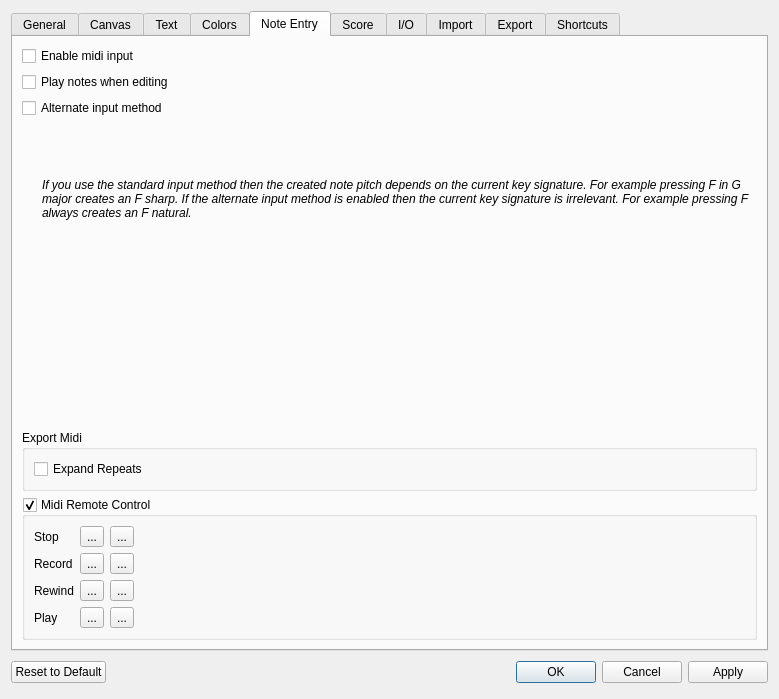
Above: mscore/mscore/prefsdialog.ui from musescore/musescore-old before the change. Below: the same form after it.
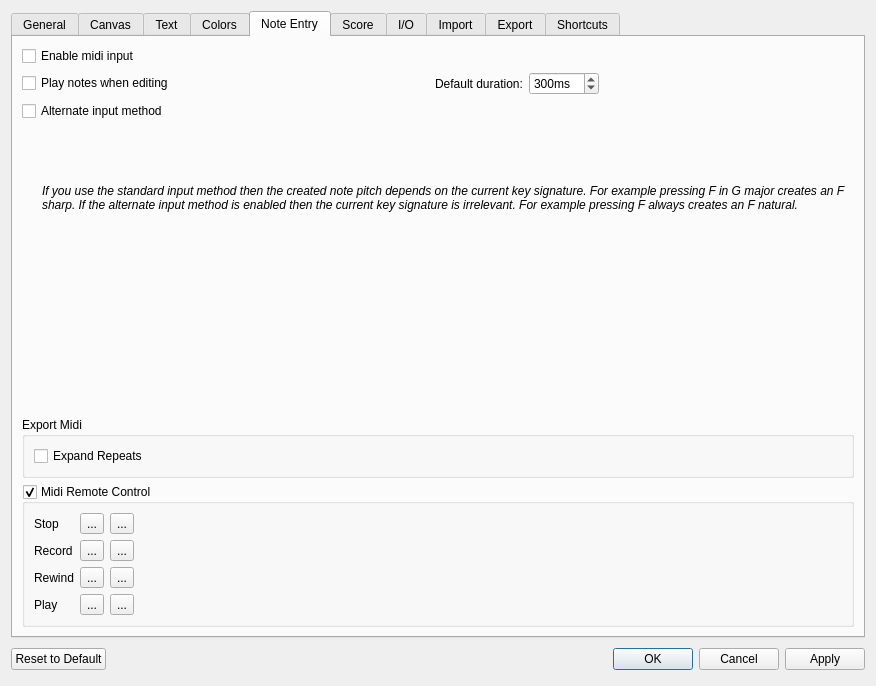
That is the form after the change. The open tabs and pages were chosen to show the change. Icons and pictures are not drawn. Custom widgets are drawn as their Qt base class.

Diff of the .ui file:
```diff
--- a/mscore/mscore/prefsdialog.ui
+++ b/mscore/mscore/prefsdialog.ui
@@ -1,21 +1,21 @@
 <ui version="4.0" >
  <class>PrefsDialogBase</class>
- <widget class="QDialog" name="PrefsDialogBase" >
-  <property name="geometry" >
+ <widget class="QDialog" name="PrefsDialogBase">
+  <property name="geometry">
    <rect>
     <x>0</x>
     <y>0</y>
-    <width>779</width>
-    <height>699</height>
+    <width>876</width>
+    <height>686</height>
    </rect>
   </property>
   <property name="windowTitle" >
    <string>MuseScore: Preferences</string>
   </property>
-  <layout class="QVBoxLayout" name="verticalLayout_2" >
+  <layout class="QVBoxLayout" name="verticalLayout_7">
    <item>
-    <widget class="QTabWidget" name="General" >
-     <property name="currentIndex" >
+    <widget class="QTabWidget" name="General">
+     <property name="currentIndex">
       <number>0</number>
      </property>
      <widget class="QWidget" name="tab" >
@@ -1068,32 +1068,88 @@
       <attribute name="title" >
        <string>Note Entry</string>
       </attribute>
-      <layout class="QVBoxLayout" >
+      <layout class="QVBoxLayout" name="verticalLayout_2">
        <item>
-        <widget class="QCheckBox" name="enableMidiInput" >
-         <property name="text" >
+        <widget class="QCheckBox" name="enableMidiInput">
+         <property name="text">
           <string>Enable midi input</string>
          </property>
         </widget>
        </item>
        <item>
-        <widget class="QCheckBox" name="playNotes" >
-         <property name="text" >
-          <string>Play notes when editing</string>
-         </property>
-        </widget>
+        <layout class="QHBoxLayout" name="horizontalLayout_4">
+         <item>
+          <widget class="QCheckBox" name="playNotes">
+           <property name="text">
+            <string>Play notes when editing</string>
+           </property>
+          </widget>
+         </item>
+         <item>
+          <spacer name="horizontalSpacer_2">
+           <property name="orientation">
+            <enum>Qt::Horizontal</enum>
+           </property>
+           <property name="sizeHint" stdset="0">
+            <size>
+             <width>40</width>
+             <height>20</height>
+            </size>
+           </property>
+          </spacer>
+         </item>
+         <item>
+          <widget class="QLabel" name="label_37">
+           <property name="text">
+            <string>Default duration:</string>
+           </property>
+          </widget>
+         </item>
+         <item>
+          <widget class="QSpinBox" name="defaultPlayDuration">
+           <property name="suffix">
+            <string>ms</string>
+           </property>
+           <property name="minimum">
+            <number>20</number>
+           </property>
+           <property name="maximum">
+            <number>2000</number>
+           </property>
+           <property name="singleStep">
+            <number>100</number>
+           </property>
+           <property name="value">
+            <number>300</number>
+           </property>
+          </widget>
+         </item>
+         <item>
+          <spacer name="horizontalSpacer_3">
+           <property name="orientation">
+            <enum>Qt::Horizontal</enum>
+           </property>
+           <property name="sizeHint" stdset="0">
+            <size>
+             <width>40</width>
+             <height>20</height>
+            </size>
+           </property>
+          </spacer>
+         </item>
+        </layout>
        </item>
        <item>
-        <widget class="QCheckBox" name="alternateInput" >
-         <property name="text" >
+        <widget class="QCheckBox" name="alternateInput">
+         <property name="text">
           <string>Alternate input method</string>
          </property>
         </widget>
        </item>
        <item>
-        <widget class="QLabel" name="label_18" >
-         <property name="sizePolicy" >
-          <sizepolicy vsizetype="Expanding" hsizetype="Expanding" >
+        <widget class="QLabel" name="label_18">
+         <property name="sizePolicy">
+          <sizepolicy hsizetype="Expanding" vsizetype="Expanding">
            <horstretch>0</horstretch>
            <verstretch>0</verstretch>
           </sizepolicy>
@@ -1128,9 +1184,9 @@
         </spacer>
        </item>
        <item>
-        <widget class="QGroupBox" name="groupBox_8" >
-         <property name="sizePolicy" >
-          <sizepolicy vsizetype="Preferred" hsizetype="Preferred" >
+        <widget class="QGroupBox" name="groupBox_8">
+         <property name="sizePolicy">
+          <sizepolicy hsizetype="Preferred" vsizetype="Preferred">
            <horstretch>0</horstretch>
            <verstretch>0</verstretch>
           </sizepolicy>
@@ -1141,10 +1197,10 @@
          <property name="flat" >
           <bool>true</bool>
          </property>
-         <layout class="QVBoxLayout" >
+         <layout class="QVBoxLayout">
           <item>
-           <widget class="QCheckBox" name="expandRepeats" >
-            <property name="text" >
+           <widget class="QCheckBox" name="expandRepeats">
+            <property name="text">
              <string>Expand Repeats</string>
             </property>
            </widget>
@@ -1153,8 +1209,8 @@
         </widget>
        </item>
        <item>
-        <widget class="QGroupBox" name="rcGroup" >
-         <property name="toolTip" >
+        <widget class="QGroupBox" name="rcGroup">
+         <property name="toolTip">
           <string>enable midi remote control</string>
          </property>
          <property name="title" >
@@ -1166,23 +1222,23 @@
          <property name="checkable" >
           <bool>true</bool>
          </property>
-         <layout class="QGridLayout" >
-          <property name="margin" >
+         <layout class="QGridLayout">
+          <property name="margin">
            <number>9</number>
           </property>
-          <property name="spacing" >
+          <property name="spacing">
            <number>6</number>
           </property>
-          <item row="0" column="0" >
-           <widget class="QLabel" name="label_16" >
-            <property name="text" >
+          <item row="0" column="0">
+           <widget class="QLabel" name="label_16">
+            <property name="text">
              <string>Stop</string>
             </property>
            </widget>
           </item>
-          <item row="0" column="1" >
-           <widget class="GreendotButton" name="stopActive" >
-            <property name="toolTip" >
+          <item row="0" column="1">
+           <widget class="GreendotButton" name="stopActive">
+            <property name="toolTip">
              <string>is active</string>
             </property>
             <property name="text" >
@@ -1190,9 +1246,9 @@
             </property>
            </widget>
           </item>
-          <item row="0" column="2" >
-           <widget class="RecordButton" name="recordStop" >
-            <property name="toolTip" >
+          <item row="0" column="2">
+           <widget class="RecordButton" name="recordStop">
+            <property name="toolTip">
              <string>record</string>
             </property>
             <property name="text" >
@@ -1200,7 +1256,7 @@
             </property>
            </widget>
           </item>
-          <item row="0" column="3" >
+          <item row="0" column="3">
            <spacer>
             <property name="orientation" >
              <enum>Qt::Horizontal</enum>
@@ -1213,16 +1269,16 @@
             </property>
            </spacer>
           </item>
-          <item row="1" column="0" >
-           <widget class="QLabel" name="label_14" >
-            <property name="text" >
+          <item row="1" column="0">
+           <widget class="QLabel" name="label_14">
+            <property name="text">
              <string>Record</string>
             </property>
            </widget>
           </item>
-          <item row="1" column="1" >
-           <widget class="GreendotButton" name="recordActive" >
-            <property name="toolTip" >
+          <item row="1" column="1">
+           <widget class="GreendotButton" name="recordActive">
+            <property name="toolTip">
              <string>is active</string>
             </property>
             <property name="text" >
@@ -1230,9 +1286,9 @@
             </property>
            </widget>
           </item>
-          <item row="1" column="2" >
-           <widget class="RecordButton" name="recordRecord" >
-            <property name="toolTip" >
+          <item row="1" column="2">
+           <widget class="RecordButton" name="recordRecord">
+            <property name="toolTip">
              <string>record</string>
             </property>
             <property name="text" >
@@ -1240,16 +1296,16 @@
             </property>
            </widget>
           </item>
-          <item row="2" column="0" >
-           <widget class="QLabel" name="label_15" >
-            <property name="text" >
+          <item row="2" column="0">
+           <widget class="QLabel" name="label_15">
+            <property name="text">
              <string>Rewind</string>
             </property>
            </widget>
           </item>
-          <item row="2" column="1" >
-           <widget class="GreendotButton" name="rewindActive" >
-            <property name="toolTip" >
+          <item row="2" column="1">
+           <widget class="GreendotButton" name="rewindActive">
+            <property name="toolTip">
              <string>is active</string>
             </property>
             <property name="text" >
@@ -1257,9 +1313,9 @@
             </property>
            </widget>
           </item>
-          <item row="2" column="2" >
-           <widget class="RecordButton" name="recordRewind" >
-            <property name="toolTip" >
+          <item row="2" column="2">
+           <widget class="RecordButton" name="recordRewind">
+            <property name="toolTip">
              <string>record</string>
             </property>
             <property name="text" >
@@ -1267,16 +1323,16 @@
             </property>
            </widget>
           </item>
-          <item row="3" column="0" >
-           <widget class="QLabel" name="label_20" >
-            <property name="text" >
+          <item row="3" column="0">
+           <widget class="QLabel" name="label_20">
+            <property name="text">
              <string>Play</string>
             </property>
            </widget>
           </item>
-          <item row="3" column="1" >
-           <widget class="GreendotButton" name="playActive" >
-            <property name="toolTip" >
+          <item row="3" column="1">
+           <widget class="GreendotButton" name="playActive">
+            <property name="toolTip">
              <string>is active</string>
             </property>
             <property name="text" >
@@ -1284,9 +1340,9 @@
             </property>
            </widget>
           </item>
-          <item row="3" column="2" >
-           <widget class="RecordButton" name="recordPlay" >
-            <property name="toolTip" >
+          <item row="3" column="2">
+           <widget class="RecordButton" name="recordPlay">
+            <property name="toolTip">
              <string>record</string>
             </property>
             <property name="text" >
@@ -2065,16 +2121,16 @@
     </widget>
    </item>
    <item>
-    <layout class="QHBoxLayout" >
-     <property name="spacing" >
+    <layout class="QHBoxLayout">
+     <property name="spacing">
       <number>6</number>
      </property>
-     <property name="margin" >
+     <property name="margin">
       <number>0</number>
      </property>
      <item>
-      <widget class="QPushButton" name="resetToDefault" >
-       <property name="text" >
+      <widget class="QPushButton" name="resetToDefault">
+       <property name="text">
         <string>Reset to Default</string>
        </property>
       </widget>
@@ -2093,8 +2149,8 @@
       </spacer>
      </item>
      <item>
-      <widget class="QDialogButtonBox" name="buttonBox" >
-       <property name="orientation" >
+      <widget class="QDialogButtonBox" name="buttonBox">
+       <property name="orientation">
         <enum>Qt::Horizontal</enum>
        </property>
        <property name="standardButtons" >
```
Left out of the diff: 1255 changed lines with no effect on the pictures.
